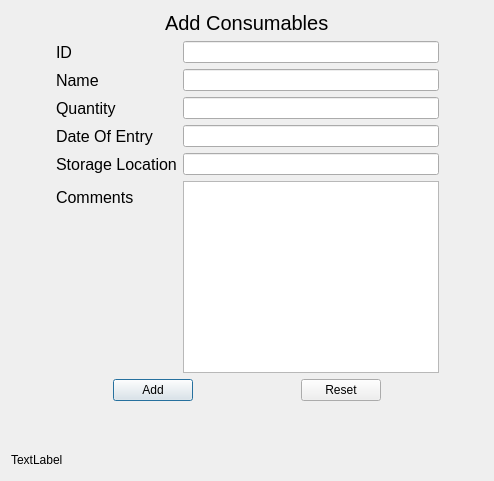
The window that cadd.ui (ChaosKingNV/NPCIL-Inventory-Management-System) describes before a commit, drawn with Qt 5.
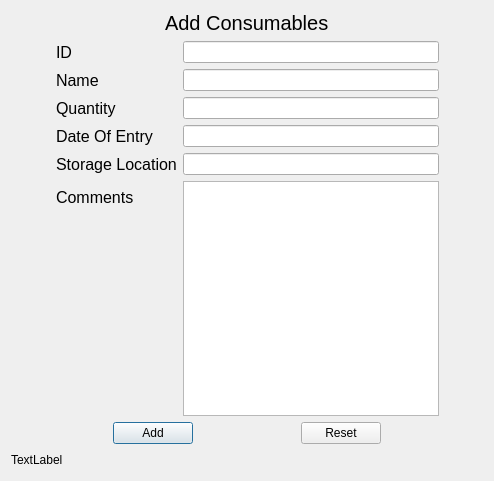
The same window after the commit.

Commit message: Cadd all fetures including database connectivity

What changed in the file:
```diff
--- a/cadd.ui
+++ b/cadd.ui
@@ -258,19 +258,6 @@
      </item>
     </layout>
    </item>
-   <item>
-    <spacer name="verticalSpacer">
-     <property name="orientation">
-      <enum>Qt::Vertical</enum>
-     </property>
-     <property name="sizeHint" stdset="0">
-      <size>
-       <width>20</width>
-       <height>40</height>
-      </size>
-     </property>
-    </spacer>
-   </item>
    <item>
     <layout class="QHBoxLayout" name="horizontalLayout_4">
      <item>
```
Left out of the diff: 2 changed lines with no effect on the pictures. The commit also changes 11 other files.
